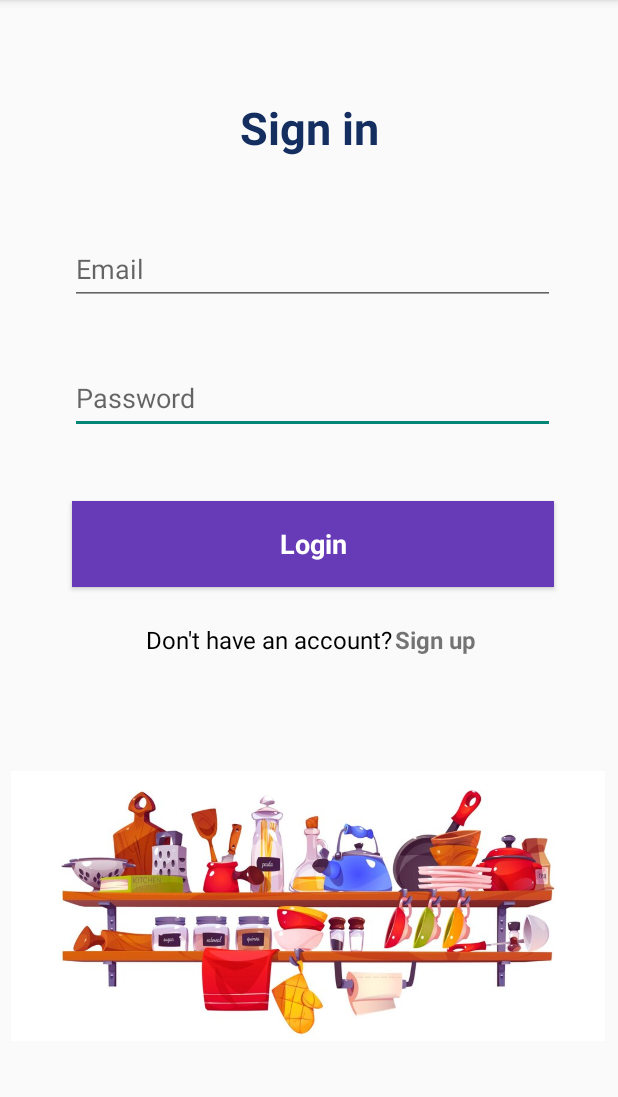
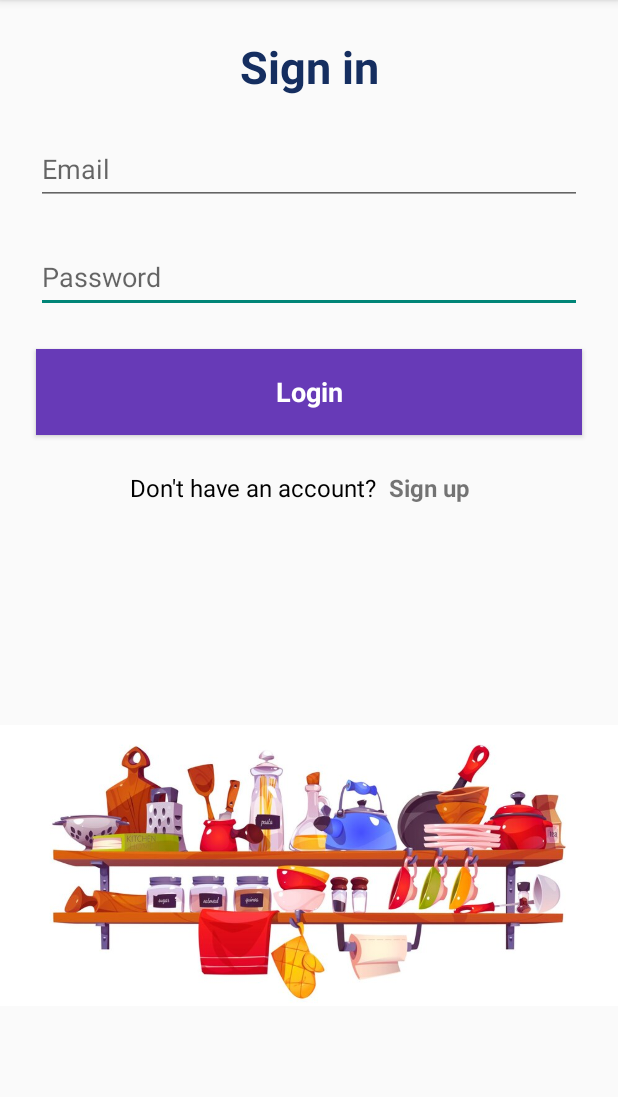
Before and after one commit to GeaByte/household-resale-android-app, an Android app: the screen it shows after launch (LoginActivity), after a tap on "LOGIN", on a phone screen of 412 x 824 dp, the part 84-1181 px from its top. Run offline under Robolectric (Android 15) with nearby library versions, the light colour scheme and no system bars.

Commit message:
added item detail activity, combined Order History activity with View/Edit activity, and aligned all constraints.

```diff
--- a/app/src/main/java/com/example/g1_csis3175_002/BuyingActivity.java
+++ b/app/src/main/java/com/example/g1_csis3175_002/BuyingActivity.java
@@ -30,4 +30,8 @@ public class BuyingActivity extends AppCompatActivity {
         ProductGVAdapter adapter = new ProductGVAdapter(this, productModelArrayList);
         productGV.setAdapter((adapter));
     }
+
+    public void onClickSelect(View view){
+        startActivity(new Intent(BuyingActivity.this, ItemDetailActivity.class));
+    }
 }
--- a/app/src/main/java/com/example/g1_csis3175_002/OrderDetailActivity.java
+++ b/app/src/main/java/com/example/g1_csis3175_002/OrderDetailActivity.java
@@ -3,6 +3,7 @@ package com.example.g1_csis3175_002;
 import androidx.appcompat.app.AppCompatActivity;
 
 import android.os.Bundle;
+import android.widget.Button;
 import android.widget.ImageView;
 import android.widget.TextView;
 
@@ -13,6 +14,7 @@ public class OrderDetailActivity extends AppCompatActivity {
         super.onCreate(savedInstanceState);
         setContentView(R.layout.activity_order_detail);
 
+        Button btnEdit = findViewById(R.id.btnEdit);
         TextView id = findViewById(R.id.tvShowOrderId);
         TextView deliveryOption = findViewById(R.id.tvShowDeliveryOption);
         TextView status = findViewById(R.id.tvShowOrderStatus);
@@ -26,5 +28,9 @@ public class OrderDetailActivity extends AppCompatActivity {
         deliveryOption.setText("Delivery");
         status.setText("Selling");
         productImage.setImageResource(R.drawable.logo);
+
+        //check order status
+        //if delivered: change button to report
+        //if not delivered: keep it as edit
     }
 }
--- a/app/src/main/res/layout/activity_list_item_seller.xml
+++ b/app/src/main/res/layout/activity_list_item_seller.xml
@@ -13,6 +13,7 @@
         android:layout_width="100dp"
         android:layout_height="94dp"
         android:layout_marginTop="16dp"
+        android:contentDescription="@string/txLogo"
         app:layout_constraintEnd_toEndOf="parent"
         app:layout_constraintStart_toStartOf="parent"
         app:layout_constraintTop_toTopOf="parent"
@@ -154,7 +155,7 @@
                 android:layout_marginStart="146dp"
                 android:layout_marginTop="11dp"
                 android:layout_marginEnd="156dp"
-                android:contentDescription="TODO"
+                android:contentDescription="@string/txLogo"
                 app:srcCompat="@drawable/baseline_image_24" />
 
             <Button
--- a/app/src/main/res/layout/activity_login.xml
+++ b/app/src/main/res/layout/activity_login.xml
@@ -8,67 +8,71 @@
 
     <ImageView
         android:id="@+id/img1"
-        android:layout_width="400dp"
-        android:layout_height="180dp"
+        android:layout_width="0dp"
+        android:layout_height="0dp"
+        android:layout_marginTop="24dp"
         android:contentDescription="@string/txHousehold"
         app:layout_constraintBottom_toBottomOf="parent"
         app:layout_constraintEnd_toEndOf="parent"
         app:layout_constraintHorizontal_bias="0.454"
         app:layout_constraintStart_toStartOf="parent"
-        app:layout_constraintTop_toTopOf="parent"
-        app:layout_constraintVertical_bias="0.874"
+        app:layout_constraintTop_toBottomOf="@+id/tvSignUp"
         app:srcCompat="@drawable/img1" />
 
     <TextView
         android:id="@+id/txLoginDesc"
         android:layout_width="wrap_content"
         android:layout_height="wrap_content"
+        android:layout_marginTop="24dp"
         android:text="@string/txLoginDesc"
         android:textColor="@color/material_dynamic_primary20"
         android:textSize="30sp"
         android:textStyle="bold"
-        app:layout_constraintBottom_toTopOf="@+id/edEmail"
         app:layout_constraintEnd_toEndOf="parent"
         app:layout_constraintStart_toStartOf="parent"
-        app:layout_constraintTop_toTopOf="parent"
-        app:layout_constraintVertical_bias="0.563" />
+        app:layout_constraintTop_toTopOf="parent" />
 
     <EditText
         android:id="@+id/edPassword"
-        android:layout_width="323dp"
+        android:layout_width="0dp"
         android:layout_height="48dp"
+        android:layout_marginStart="24dp"
+        android:layout_marginTop="24dp"
+        android:layout_marginEnd="24dp"
+        android:autofillHints=""
         android:ems="10"
         android:hint="@string/edPassword"
         android:inputType="textPassword"
-        app:layout_constraintBottom_toBottomOf="parent"
         app:layout_constraintEnd_toEndOf="parent"
         app:layout_constraintHorizontal_bias="0.527"
         app:layout_constraintStart_toStartOf="parent"
-        app:layout_constraintTop_toTopOf="parent"
-        app:layout_constraintVertical_bias="0.335"
-        android:autofillHints="" />
+        app:layout_constraintTop_toBottomOf="@+id/edEmail" />
 
 
     <EditText
         android:id="@+id/edEmail"
-        android:layout_width="323dp"
+        android:layout_width="0dp"
         android:layout_height="48dp"
+        android:layout_marginStart="24dp"
+        android:layout_marginTop="24dp"
+        android:layout_marginEnd="24dp"
         android:autofillHints=""
         android:ems="10"
         android:hint="@string/edEmail"
         android:inputType="textEmailAddress"
-        app:layout_constraintBottom_toTopOf="@+id/edPassword"
         app:layout_constraintEnd_toEndOf="parent"
         app:layout_constraintHorizontal_bias="0.527"
         app:layout_constraintStart_toStartOf="parent"
-        app:layout_constraintTop_toTopOf="parent"
-        app:layout_constraintVertical_bias="0.805"
+        app:layout_constraintTop_toBottomOf="@+id/txLoginDesc"
         tools:ignore="TextContrastCheck" />
 
     <Button
         android:id="@+id/btnLogin"
-        android:layout_width="321dp"
+        android:layout_width="0dp"
         android:layout_height="57dp"
+        android:layout_marginStart="24dp"
+        android:layout_marginTop="24dp"
+        android:layout_marginEnd="24dp"
         android:background="#673AB7"
         android:fontFamily="sans-serif"
         android:text="@string/btLogin"
@@ -76,12 +80,10 @@
         android:textColor="@color/white"
         android:textSize="18sp"
         android:textStyle="bold"
-        app:layout_constraintBottom_toBottomOf="parent"
         app:layout_constraintEnd_toEndOf="parent"
         app:layout_constraintHorizontal_bias="0.533"
         app:layout_constraintStart_toStartOf="parent"
-        app:layout_constraintTop_toTopOf="parent"
-        app:layout_constraintVertical_bias="0.47"
+        app:layout_constraintTop_toBottomOf="@+id/edPassword"
         tools:ignore="MissingConstraints" />
 
     <TextView
@@ -89,12 +91,11 @@
         android:layout_width="wrap_content"
         android:layout_height="wrap_content"
         android:layout_marginTop="24dp"
-        android:layout_marginEnd="32dp"
         android:text="@string/reg_text"
         android:textColor="@color/black"
         android:textSize="16sp"
         app:layout_constraintEnd_toEndOf="parent"
-        app:layout_constraintHorizontal_bias="0.453"
+        app:layout_constraintHorizontal_bias="0.35"
         app:layout_constraintStart_toStartOf="parent"
         app:layout_constraintTop_toBottomOf="@+id/btnLogin" />
 
@@ -102,16 +103,13 @@
         android:id="@+id/tvSignUp"
         android:layout_width="wrap_content"
         android:layout_height="wrap_content"
-        android:layout_marginStart="1dp"
+        android:layout_marginStart="8dp"
         android:layout_marginTop="24dp"
-        android:layout_marginEnd="84dp"
         android:minHeight="48dp"
         android:onClick="onClickSignUp"
         android:text="@string/txtSignUp"
         android:textSize="16sp"
         android:textStyle="bold"
-        app:layout_constraintEnd_toEndOf="parent"
-        app:layout_constraintHorizontal_bias="0.0"
         app:layout_constraintStart_toEndOf="@+id/txNoAccount"
         app:layout_constraintTop_toBottomOf="@+id/btnLogin"
         tools:ignore="UsingOnClickInXml" />
--- a/app/src/main/res/layout/listview_layout_buying.xml
+++ b/app/src/main/res/layout/listview_layout_buying.xml
@@ -6,7 +6,8 @@
     android:layout_height="300dp"
     android:background="#DAD8D8"
     android:gravity="center"
-    android:orientation="vertical">
+    android:orientation="vertical"
+    tools:ignore="UsingOnClickInXml">
 
     <ImageView
         android:id="@+id/imgProduct"
@@ -38,6 +39,7 @@
         android:layout_width="190dp"
         android:layout_height="50dp"
         android:backgroundTint="#2196F3"
+        android:onClick="onClickSelect"
         android:text="@string/btnSelect"
         android:textColor="#212121"
         tools:ignore="TouchTargetSizeCheck" />
```
Also changed, not shown: app/src/main/AndroidManifest.xml (+5 -7 lines), app/src/main/java/com/example/g1_csis3175_002/HomeActivity.java (+4 -7 lines), app/src/main/java/com/example/g1_csis3175_002/ItemDetailActivity.java (added, +28 -0 lines), app/src/main/java/com/example/g1_csis3175_002/OrderDetailLVAdapter.java (+1 -9 lines), app/src/main/java/com/example/g1_csis3175_002/OrderHistoryActivity.java (renamed from app/src/main/java/com/example/g1_csis3175_002/ViewEditOrderActivity.java, +3 -4 lines), app/src/main/res/layout/activity_buying.xml (+14 -11 lines), app/src/main/res/layout/activity_home.xml (+17 -21 lines), app/src/main/res/layout/activity_item_detail.xml (added, +131 -0 lines), app/src/main/res/layout/activity_main.xml (+11 -17 lines), app/src/main/res/layout/activity_order_detail.xml (+7 -7 lines), app/src/main/res/layout/activity_order_history.xml (renamed from app/src/main/res/layout/activity_view_edit_order.xml, +9 -8 lines), app/src/main/res/layout/listview_layout_order_history.xml (renamed from app/src/main/res/layout/listview_layout_order_details.xml, +2 -10 lines), app/src/main/res/values/strings.xml (+7 -1 lines).
